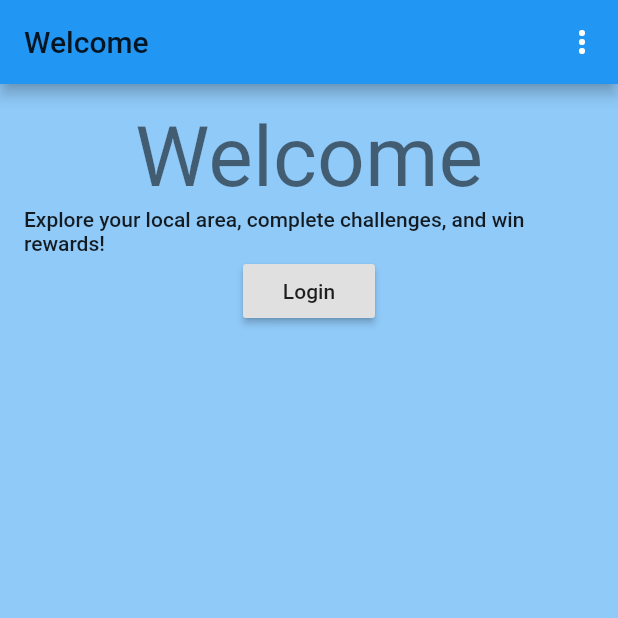
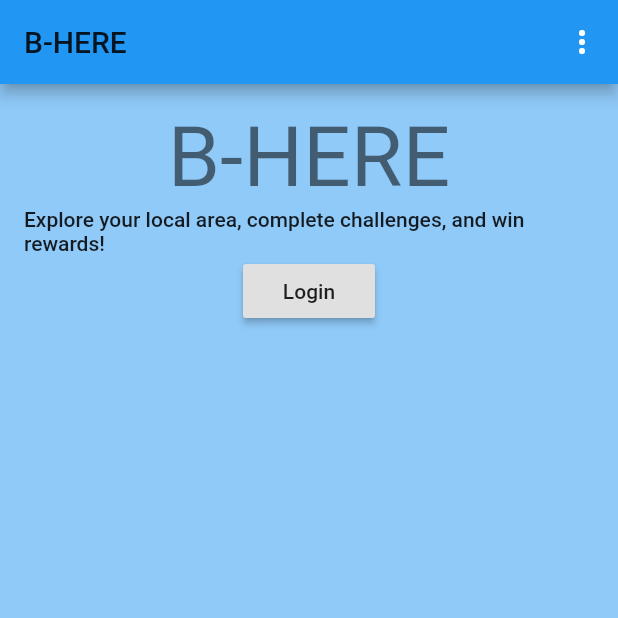
Before and after one commit to PGScully/govhack2020, a Flutter app: the screen it shows after launch, on a phone screen of 412 x 824 dp, the top half of it. Run offline on Flutter 3.47's test engine with Material 2 defaults, Android fonts, the phone set to English and light mode, and no system bars; our stand-ins replace dio, flutter_html, geolocator, google_maps_flutter, retrofit; generated files the repository leaves out were written again.

Commit message:
Update splash screen text

```diff
--- a/mobile/lib/splash_screen.dart
+++ b/mobile/lib/splash_screen.dart
@@ -9,7 +9,7 @@ class SplashScreen extends StatelessWidget {
   @override
   Widget build(BuildContext context) => Scaffold(
         appBar: AppBar(
-          title: const Text('Welcome'),
+          title: const Text('B-HERE'),
           textTheme: Theme.of(context).textTheme,
           actions: <Widget>[
             PopupMenuButton<dynamic>(
@@ -25,8 +25,7 @@ class SplashScreen extends StatelessWidget {
                               applicationVersion: '0.1.0+1',
                               // applicationIcon:
                               //     Image.asset('assets/images/app.png'),
-                              applicationLegalese:
-                                  'Copyright The B-HERE Team.',
+                              applicationLegalese: 'Copyright The B-HERE Team.',
                             );
                           },
                         ),
@@ -54,7 +53,7 @@ class SplashScreen extends StatelessWidget {
               children: [
                 Center(
                   child: Text(
-                    'Welcome',
+                    'B-HERE',
                     style: Theme.of(context).textTheme.headline2,
                   ),
                 ),
```
